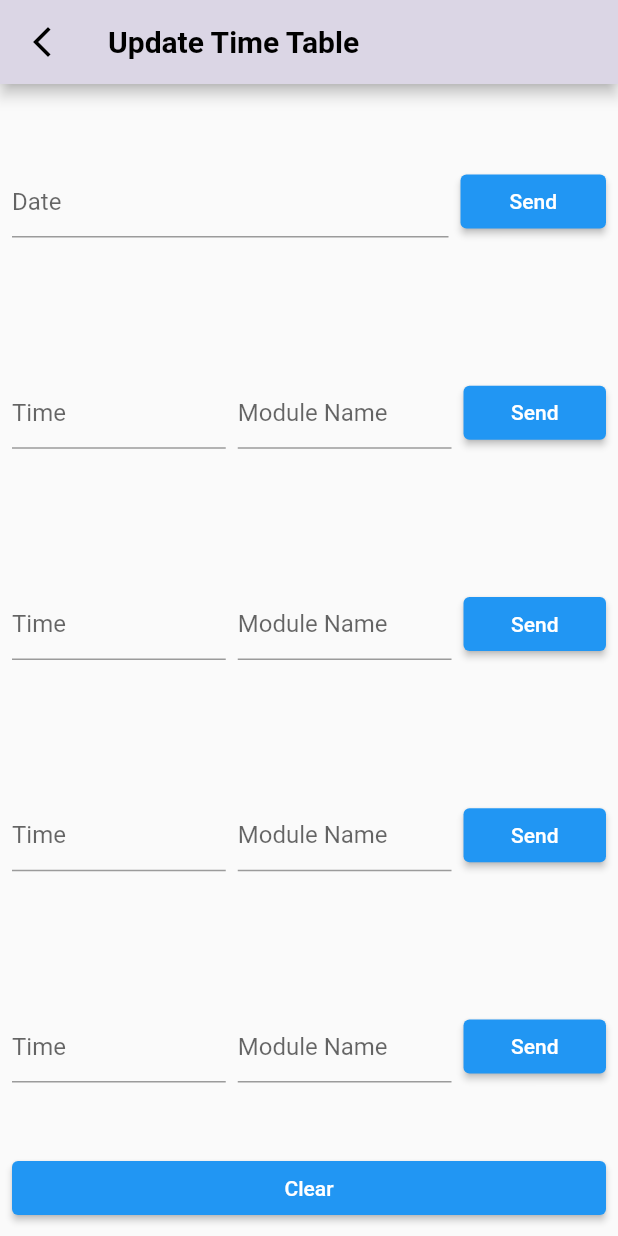
After one commit to NaVindu0315/lms-try-v1, a Flutter app: the lec_dashboard screen opened directly, after a tap on "Time Table update", on a phone screen of 412 x 824 dp. The commit adds this screen. Run offline on Flutter 3.47's test engine with Material 2 defaults, Android fonts, the phone set to English and light mode, and no system bars; our stand-ins replace cloud_firestore, file_picker, firebase_auth, firebase_core, firebase_database, firebase_storage and 2 more; accounts and stored records are empty; network calls fail.

Commit message:
version 3

```diff
--- a/lib/lec_dashboard.dart
+++ b/lib/lec_dashboard.dart
@@ -9,6 +9,7 @@ import 'package:the_lms_try/std_dashboard.dart';
 import 'package:the_lms_try/student_enroll.dart';
 import 'package:cloud_firestore/cloud_firestore.dart';
 import 'package:firebase_auth/firebase_auth.dart';
+import 'package:the_lms_try/timetable.dart';
 
 import 'add_quiz.dart';
 import 'annoucements.dart';
@@ -463,6 +464,51 @@ class _lec_dashboardState extends State<lec_dashboard> {
                             ],
                           ),
                         ),
+
+                        ///
+                        Expanded(
+                          child: Row(
+                            children: [
+                              Expanded(
+                                child: Container(
+                                  margin: EdgeInsets.all(10),
+                                  decoration: BoxDecoration(
+                                    color: Colors.blueGrey,
+                                    borderRadius: BorderRadius.circular(10),
+                                  ),
+                                  child: ElevatedButton(
+                                    onPressed: () {
+                                      Navigator.push(
+                                        context,
+                                        MaterialPageRoute(
+                                            builder: (context) => TimeTable()),
+                                      );
+                                    },
+                                    child: Column(
+                                      mainAxisAlignment:
+                                          MainAxisAlignment.center,
+                                      children: <Widget>[
+                                        Icon(
+                                          Icons.schedule_rounded,
+                                          size: 50,
+                                          color: Colors.white,
+                                        ),
+                                        SizedBox(height: 10),
+                                        Text(
+                                          'Time Table update',
+                                          style: TextStyle(
+                                            color: Colors.white,
+                                            fontSize: 18,
+                                          ),
+                                        ),
+                                      ],
+                                    ),
+                                  ),
+                                ),
+                              ),
+                            ],
+                          ),
+                        ),
                       ],
                     ),
                   )
--- /dev/null
+++ b/lib/timetable.dart
@@ -0,0 +1,323 @@
+import 'package:flutter/material.dart';
+import 'package:firebase_database/firebase_database.dart';
+import 'package:the_lms_try/lec_dashboard.dart';
+
+class TimeTable extends StatefulWidget {
+  const TimeTable({Key? key}) : super(key: key);
+
+  @override
+  State<TimeTable> createState() => _TimeTableState();
+}
+
+class _TimeTableState extends State<TimeTable> {
+  FirebaseDatabase database = FirebaseDatabase.instance;
+
+  late String date;
+  late String time1;
+  late String time2;
+  late String time3;
+  late String time4;
+  late String module1;
+  late String module2;
+  late String module3;
+  late String module4;
+  var dateTEC = TextEditingController();
+  var time1TEC = TextEditingController();
+  var time2TEC = TextEditingController();
+  var time3TEC = TextEditingController();
+  var time4TEC = TextEditingController();
+  var module1TEC = TextEditingController();
+  var module2TEC = TextEditingController();
+  var module3TEC = TextEditingController();
+  var module4TEC = TextEditingController();
+
+  @override
+  Widget build(BuildContext context) {
+    return MaterialApp(
+      home: SafeArea(
+        child: Scaffold(
+          appBar: AppBar(
+            leading: IconButton(
+              icon: Icon(
+                Icons.arrow_back_ios_new_outlined,
+                color: Colors.black,
+              ),
+              onPressed: () {
+                Navigator.push(
+                  context,
+                  MaterialPageRoute(builder: (context) => lec_dashboard()),
+                );
+              },
+            ),
+            title: Text(
+              'Update Time Table',
+              style: TextStyle(
+                color: Colors.black,
+                fontWeight: FontWeight.bold,
+              ),
+            ),
+            backgroundColor: Color(0xFFDBD6E5),
+          ),
+          body: Padding(
+            padding: const EdgeInsets.all(8.0),
+            child: Column(
+              mainAxisAlignment: MainAxisAlignment.spaceEvenly,
+              crossAxisAlignment: CrossAxisAlignment.stretch,
+              children: [
+                Expanded(
+                  child: Row(
+                    children: [
+                      Expanded(
+                        flex: 3,
+                        child: TextField(
+                          controller: dateTEC,
+                          decoration: const InputDecoration(
+                            hintText: 'Date',
+                          ),
+                          onChanged: (value) {
+                            date = value;
+                          },
+                        ),
+                      ),
+                      const SizedBox(
+                        width: 8.0,
+                      ),
+                      Expanded(
+                        child: ElevatedButton(
+                          child: const Text('Send'),
+                          onPressed: () async {
+                            DatabaseReference ref = FirebaseDatabase.instance
+                                .ref('timetable/$date');
+                            await ref.update({
+                              'date': date,
+                            });
+                          },
+                        ),
+                      ),
+                    ],
+                  ),
+                ),
+                Expanded(
+                  child: Row(
+                    children: [
+                      Expanded(
+                        flex: 3,
+                        child: TextField(
+                          controller: time1TEC,
+                          decoration: const InputDecoration(
+                            hintText: 'Time',
+                          ),
+                          onChanged: (value) {
+                            time1 = value;
+                          },
+                        ),
+                      ),
+                      const SizedBox(
+                        width: 8.0,
+                      ),
+                      Expanded(
+                        flex: 3,
+                        child: TextField(
+                          controller: module1TEC,
+                          decoration: const InputDecoration(
+                            hintText: 'Module Name',
+                          ),
+                          onChanged: (value) {
+                            module1 = value;
+                          },
+                        ),
+                      ),
+                      const SizedBox(
+                        width: 8.0,
+                      ),
+                      Expanded(
+                        flex: 2,
+                        child: ElevatedButton(
+                          child: const Text('Send'),
+                          onPressed: () async {
+                            DatabaseReference ref = FirebaseDatabase.instance
+                                .ref('timetable/$date');
+                            await ref.update({
+                              'time1': time1,
+                              'module1': module1,
+                            });
+                          },
+                        ),
+                      ),
+                    ],
+                  ),
+                ),
+                Expanded(
+                  child: Row(
+                    children: [
+                      Expanded(
+                        flex: 3,
+                        child: TextField(
+                          controller: time2TEC,
+                          decoration: const InputDecoration(
+                            hintText: 'Time',
+                          ),
+                          onChanged: (value) {
+                            time2 = value;
+                          },
+                        ),
+                      ),
+                      const SizedBox(
+                        width: 8.0,
+                      ),
+                      Expanded(
+                        flex: 3,
+                        child: TextField(
+                          controller: module2TEC,
+                          decoration: const InputDecoration(
+                            hintText: 'Module Name',
+                          ),
+                          onChanged: (value) {
+                            module2 = value;
+                          },
+                        ),
+                      ),
+                      const SizedBox(
+                        width: 8.0,
+                      ),
+                      Expanded(
+                        flex: 2,
+                        child: ElevatedButton(
+                          child: const Text('Send'),
+                          onPressed: () async {
+                            DatabaseReference ref = FirebaseDatabase.instance
+                                .ref('timetable/$date');
+                            await ref.update({
+                              'time2': time2,
+                              'module2': module2,
+                            });
+                          },
+                        ),
+                      ),
+                    ],
+                  ),
+                ),
+                Expanded(
+                  child: Row(
+                    children: [
+                      Expanded(
+                        flex: 3,
+                        child: TextField(
+                          controller: time3TEC,
+                          decoration: const InputDecoration(
+                            hintText: 'Time',
+                          ),
+                          onChanged: (value) {
+                            time3 = value;
+                          },
+                        ),
+                      ),
+                      const SizedBox(
+                        width: 8.0,
+                      ),
+                      Expanded(
+                        flex: 3,
+                        child: TextField(
+                          controller: module3TEC,
+                          decoration: const InputDecoration(
+                            hintText: 'Module Name',
+                          ),
+                          onChanged: (value) {
+                            module3 = value;
+                          },
+                        ),
+                      ),
+                      const SizedBox(
+                        width: 8.0,
+                      ),
+                      Expanded(
+                        flex: 2,
+                        child: ElevatedButton(
+                          child: const Text('Send'),
+                          onPressed: () async {
+                            DatabaseReference ref = FirebaseDatabase.instance
+                                .ref('timetable/$date');
+                            await ref.update({
+                              'time3': time3,
+                              'module3': module3,
+                            });
+                          },
+                        ),
+                      ),
+                    ],
+                  ),
+                ),
+                Expanded(
+                  child: Row(
+                    children: [
+                      Expanded(
+                        flex: 3,
+                        child: TextField(
+                          controller: time4TEC,
+                          decoration: const InputDecoration(
+                            hintText: 'Time',
+                          ),
+                          onChanged: (value) {
+                            time4 = value;
+                          },
+                        ),
+                      ),
+                      const SizedBox(
+                        width: 8.0,
+                      ),
+                      Expanded(
+                        flex: 3,
+                        child: TextField(
+                          controller: module4TEC,
+                          decoration: const InputDecoration(
+                            hintText: 'Module Name',
+                          ),
+                          onChanged: (value) {
+                            module4 = value;
+                          },
+                        ),
+                      ),
+                      const SizedBox(
+                        width: 8.0,
+                      ),
+                      Expanded(
+                        flex: 2,
+                        child: ElevatedButton(
+                          child: const Text('Send'),
+                          onPressed: () async {
+                            DatabaseReference ref = FirebaseDatabase.instance
+                                .ref('timetable/$date');
+                            await ref.update({
+                              'time4': time4,
+                              'module4': module4,
+                            });
+                          },
+                        ),
+                      ),
+                    ],
+                  ),
+                ),
+                ElevatedButton(
+                  child: const Text('Clear'),
+                  onPressed: () {
+                    setState(() {
+                      dateTEC.clear();
+                      time1TEC.clear();
+                      time2TEC.clear();
+                      time3TEC.clear();
+                      time4TEC.clear();
+                      module1TEC.clear();
+                      module2TEC.clear();
+                      module3TEC.clear();
+                      module4TEC.clear();
+                    });
+                  },
+                ),
+              ],
+            ),
+          ),
+        ),
+      ),
+    );
+  }
+}
```
